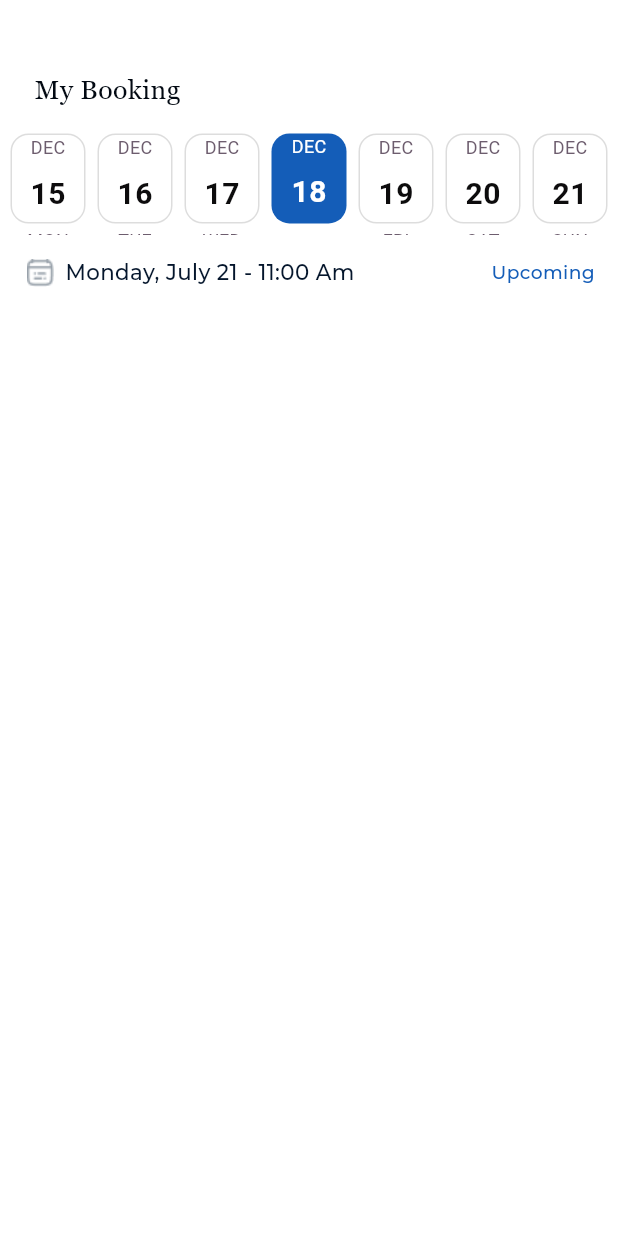
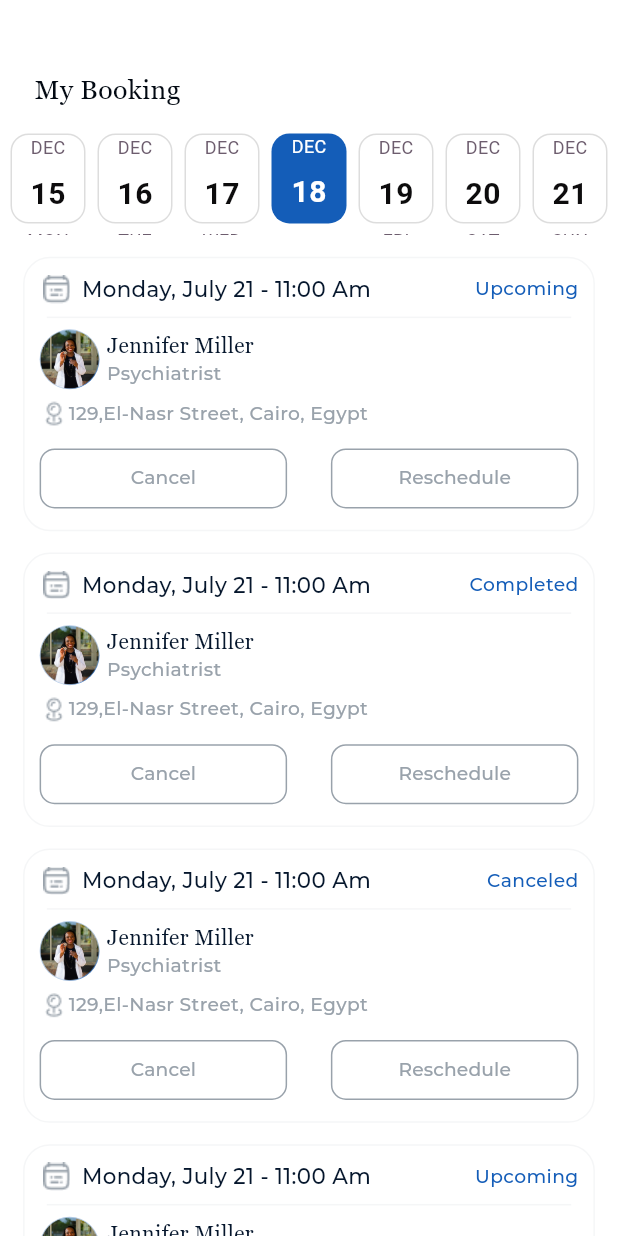
Before and after one commit to Huma-volve/Round-8-mobile-Cure-team2, a Flutter app: the screen it shows after launch, on a phone screen of 412 x 824 dp. Run offline on Flutter 3.47's test engine with Material 3 defaults, Android fonts, the phone set to English and light mode, and no system bars; drawn by our look-alikes of easy_date_timeline; our stand-ins replace country_code_picker, dotted_border, flutter_animate, flutter_bloc, flutter_screenutil, flutter_spinkit and 5 more.

Commit message:
completeMybookingScreen

```diff
--- a/lib/features/tabs/models/doctor_Model.dart
+++ b/lib/features/tabs/models/doctor_Model.dart
@@ -1,48 +1,41 @@
-class BookingModel {
-  final String doctorName;
-  final String specialty;
-  final String address;
-  final DateTime dateTime;
-  final BookingStatus status;
-  final String image;
+// import 'package:flutter/material.dart';
 
-  BookingModel({
-    required this.doctorName,
-    required this.specialty,
-    required this.address,
-    required this.dateTime,
-    required this.status,
-    required this.image,
-  });
-}
-List<BookingModel> bookings = [
-  BookingModel(
-    doctorName: 'Jennifer Miller',
-    specialty: 'Psychiatrist',
-    address: '129, El-Nasr Street, Cairo, Egypt',
-    dateTime: DateTime(2025, 7, 21, 11, 0),
-    status: BookingStatus.upcoming,
-    image: 'assets/images/doctor.png',
-  ),
-  BookingModel(
-    doctorName: 'Jennifer Miller',
-    specialty: 'Psychiatrist',
-    address: '129, El-Nasr Street, Cairo, Egypt',
-    dateTime: DateTime(2025, 7, 21, 11, 0),
-    status: BookingStatus.completed,
-    image: 'assets/images/doctor.png',
-  ),
-  BookingModel(
-    doctorName: 'Jennifer Miller',
-    specialty: 'Psychiatrist',
-    address: '129, El-Nasr Street, Cairo, Egypt',
-    dateTime: DateTime(2025, 7, 21, 11, 0),
-    status: BookingStatus.canceled,
-    image: 'assets/images/doctor.png',
-  ),
-];
-enum BookingStatus {
-  upcoming,
-  completed,
-  canceled,
-}
+// class BookingModel {
+//   final String doctorName;
+//   final String specialty;
+//   final String address;
+//   final DateTime dateTime;
+//   final BookingStatus status;
+
+//   BookingModel({
+//     required this.doctorName,
+//     required this.specialty,
+//     required this.address,
+//     required this.dateTime,
+//     required this.status,
+//   });
+// }
+
+// List<BookingModel> bookings = [
+//   BookingModel(
+//     doctorName: 'Jennifer Miller',
+//     specialty: 'Psychiatrist',
+//     address: '129, El-Nasr Street, Cairo, Egypt',
+//     dateTime: DateTime(2025, 7, 21, 11, 0),
+//     status: BookingStatus.upcoming,
+//   ),
+//   BookingModel(
+//     doctorName: 'Jennifer Miller',
+//     specialty: 'Psychiatrist',
+//     address: '129, El-Nasr Street, Cairo, Egypt',
+//     dateTime: DateTime(2025, 7, 21, 11, 0),
+//     status: BookingStatus.completed,
+//   ),
+//   BookingModel(
+//     doctorName: 'Jennifer Miller',
+//     specialty: 'Psychiatrist',
+//     address: '129, El-Nasr Street, Cairo, Egypt',
+//     dateTime: DateTime(2025, 7, 21, 11, 0),
+//     status: BookingStatus.canceled,
+//   ),
+// ];
--- a/lib/features/tabs/screens/myBooking.dart
+++ b/lib/features/tabs/screens/myBooking.dart
@@ -1,6 +1,6 @@
-import 'package:cure_team_2/core/constants/assets.dart';
 import 'package:cure_team_2/core/theme/app_colors.dart';
 import 'package:cure_team_2/core/theme/app_text_styles.dart';
+import 'package:cure_team_2/features/tabs/widgets/myBookingItem.dart';
 import 'package:easy_date_timeline/easy_date_timeline.dart';
 import 'package:flutter/material.dart';
 import 'package:flutter_screenutil/flutter_screenutil.dart';
@@ -17,7 +17,8 @@ class _MybookingState extends State<Mybooking> {
   @override
   Widget build(BuildContext context) {
     return Scaffold(
-      body: Column(
+      body: SingleChildScrollView(
+        child: Column(
           crossAxisAlignment: CrossAxisAlignment.start,
           children: [
             Container(
@@ -44,33 +45,23 @@ class _MybookingState extends State<Mybooking> {
             SizedBox(height: 16.h),
             Container(
               alignment: Alignment.bottomLeft,
-            height: 81.h,
+
               width: 428.w,
               margin: EdgeInsets.only(left: 16.w, right: 16.w),
               child: Column(
                 children: [
-                Row(
-                  mainAxisAlignment: MainAxisAlignment.center,
-
-                  children: [
-                    Image.asset(Assets.bookingicon, width: 24.w, height: 24.h),
-                    const SizedBox(width: 5),
-                    Text(
-                      'Monday, July 21 - 11:00 Am',
-                      style: AppTextStyles.montserratButton,
-                    ),
-                    const Spacer(),
-                    GestureDetector(
-                      onTap: () {},
-                      child: Text(
-                        'Upcoming',
-                        style: AppTextStyles.montserratCaption.copyWith(
-                          color: AppColors.primary,
-                        ),
-                      ),
-                    ),
-                  ],
-                ),
+                  myBookingItem(statusOntap: () {}, statusText: 'Upcoming'),
+                  SizedBox(height: 16.h),
+                  myBookingItem(statusOntap: () {}, statusText: 'Completed'),
+                  SizedBox(height: 16.h),
+                  myBookingItem(statusOntap: () {}, statusText: 'Canceled'),
+                  SizedBox(height: 16.h),
+                  myBookingItem(statusOntap: () {}, statusText: 'Upcoming'),
+                  SizedBox(height: 16.h),
+                  myBookingItem(statusOntap: () {}, statusText: 'Completed'),
+                  SizedBox(height: 16.h),
+                  myBookingItem(statusOntap: () {}, statusText: 'Canceled'),
+                  SizedBox(height: 16.h),
                 ],
               ),
             ),
@@ -85,6 +76,30 @@ class _MybookingState extends State<Mybooking> {
             // ),
           ],
         ),
+      ),
     );
   }
 }
+
+enum BookingStatus { upcoming, completed, canceled }
+// Color get statusColor {
+//   switch (booking.status) {
+//     case BookingStatus.upcoming:
+//       return AppColors.primary;
+//     case BookingStatus.completed:
+//       return AppColors.success;
+//     case BookingStatus.canceled:
+//       return AppColors.error;
+//   }
+// }
+
+// String get statusText {
+//   switch (booking.status) {
+//     case BookingStatus.upcoming:
+//       return 'Upcoming';
+//     case BookingStatus.completed:
+//       return 'Completed';
+//     case BookingStatus.canceled:
+//       return 'Canceled';
+//   }
+// }
--- a/lib/features/tabs/widgets/customButtonItem.dart
+++ b/lib/features/tabs/widgets/CustomOutlinedButton.dart
@@ -1,25 +1,31 @@
+import 'package:cure_team_2/core/theme/app_colors.dart';
 import 'package:cure_team_2/core/theme/app_text_styles.dart';
 import 'package:flutter/material.dart';
 
-class custombuttonItem extends StatelessWidget {
-  const custombuttonItem({
+class CustomOutlinedButton extends StatelessWidget {
+  const CustomOutlinedButton({
     super.key,
     required this.text,
     required this.onpressed,
+
+    required this.isSelected,
   });
 
-  final String text;
+  final String? text;
+
   final VoidCallback onpressed;
+  final bool isSelected;
 
   @override
   Widget build(BuildContext context) {
     return Container(
-      padding:const EdgeInsets.all(8),
-      width: 170,
+      padding: const EdgeInsets.all(8),
+      width: 165,
       height: 40,
       decoration: BoxDecoration(
+        color: isSelected ? AppColors.primary : Colors.white,
         borderRadius: BorderRadius.circular(10),
-        border: Border.all(width: 1),
+        border: Border.all(width: 1, color: AppColors.grey),
       ),
       child: OutlinedButton(
         style: OutlinedButton.styleFrom(
@@ -27,7 +33,12 @@ class custombuttonItem extends StatelessWidget {
           side: BorderSide.none,
         ),
         onPressed: onpressed,
-        child: Text(text, style: AppTextStyles.montserratCaption.copyWith()),
+        child: Text(
+          text!,
+          style: AppTextStyles.montserratCaption.copyWith(
+            color: isSelected ? Colors.white : AppColors.grey,
+          ),
+        ),
       ),
     );
   }
--- /dev/null
+++ b/lib/features/tabs/widgets/myBookingItem.dart
@@ -0,0 +1,123 @@
+import 'package:cure_team_2/core/constants/assets.dart';
+import 'package:cure_team_2/core/theme/app_colors.dart';
+import 'package:cure_team_2/core/theme/app_text_styles.dart';
+import 'package:cure_team_2/features/tabs/widgets/CustomOutlinedButton.dart';
+import 'package:flutter/material.dart';
+import 'package:flutter_screenutil/flutter_screenutil.dart';
+
+class myBookingItem extends StatefulWidget {
+  const myBookingItem({
+    super.key,
+    required this.statusOntap,
+    required this.statusText,
+  });
+  final VoidCallback statusOntap;
+  final String statusText;
+  @override
+  State<myBookingItem> createState() => _myBookingItemState();
+}
+
+class _myBookingItemState extends State<myBookingItem> {
+  int selectedIndex = -1;
+  @override
+  Widget build(BuildContext context) {
+    return Container(
+      padding: EdgeInsets.only(bottom: 16.h, right: 10, left: 10, top: 10),
+      width: 396.w,
+      // height: 189.h,
+      decoration: BoxDecoration(
+        borderRadius: BorderRadius.circular(20.r),
+        border: Border.all(width: 1, color: AppColors.grey50),
+      ),
+      child: Column(
+        children: [
+          Row(
+            mainAxisAlignment: MainAxisAlignment.center,
+
+            children: [
+              Image.asset(Assets.bookingicon, width: 24.w, height: 24.h),
+              const SizedBox(width: 5),
+              Text(
+                'Monday, July 21 - 11:00 Am',
+                style: AppTextStyles.montserratButton,
+              ),
+              const Spacer(),
+              GestureDetector(
+                onTap: widget.statusOntap,
+                child: Text(
+                  widget.statusText,
+                  style: AppTextStyles.montserratCaption.copyWith(
+                    color: AppColors.primary,
+                  ),
+                ),
+              ),
+            ],
+          ),
+          Divider(endIndent: 5.w, indent: 5.w, color: AppColors.grey50),
+          Row(
+            children: [
+              const CircleAvatar(
+                backgroundImage: AssetImage(Assets.doctorphoto),
+              ),
+              SizedBox(width: 5.w),
+              Column(
+                crossAxisAlignment: CrossAxisAlignment.start,
+                children: [
+                  Text('Jennifer Miller', style: AppTextStyles.georgiaButton),
+                  Text(
+                    'Psychiatrist',
+                    style: AppTextStyles.montserratCaption.copyWith(
+                      color: AppColors.grey,
+                    ),
+                  ),
+                ],
+              ),
+            ],
+          ),
+          SizedBox(height: 8.h),
+          Row(
+            children: [
+              Image.asset(
+                Assets.location,
+                width: 20.w,
+                height: 20.h,
+                color: AppColors.grey,
+              ),
+              Text(
+                '129,El-Nasr Street, Cairo, Egypt ',
+                style: AppTextStyles.montserratCaption.copyWith(
+                  color: AppColors.grey,
+                ),
+              ),
+            ],
+          ),
+          SizedBox(height: 16.h),
+          Row(
+            mainAxisAlignment: MainAxisAlignment.spaceBetween,
+            children: [
+              CustomOutlinedButton(
+                text: 'Cancel',
+                onpressed: () {
+                  setState(() {
+                    selectedIndex = 0;
+                  });
+                },
+                isSelected: selectedIndex == 0,
+              ),
+              SizedBox(width: 10.w),
+              CustomOutlinedButton(
+                text: 'Reschedule',
+                onpressed: () {
+                  setState(() {
+                    selectedIndex = 1;
+                  });
+                },
+                isSelected: selectedIndex == 1,
+              ),
+            ],
+          ),
+        ],
+      ),
+    );
+  }
+}
```
Also changed, not shown: lib/features/tabs/widgets/booking_card.dart (deleted, +0 -88 lines). Lines whose indentation alone changed are shown as unchanged.
